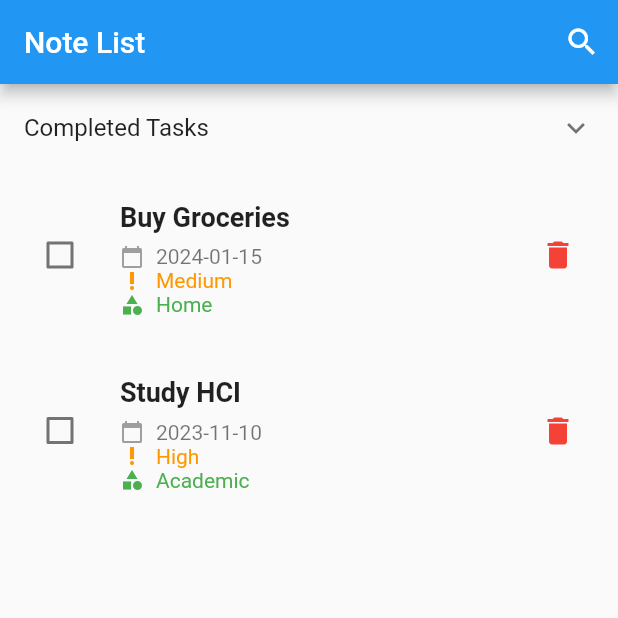
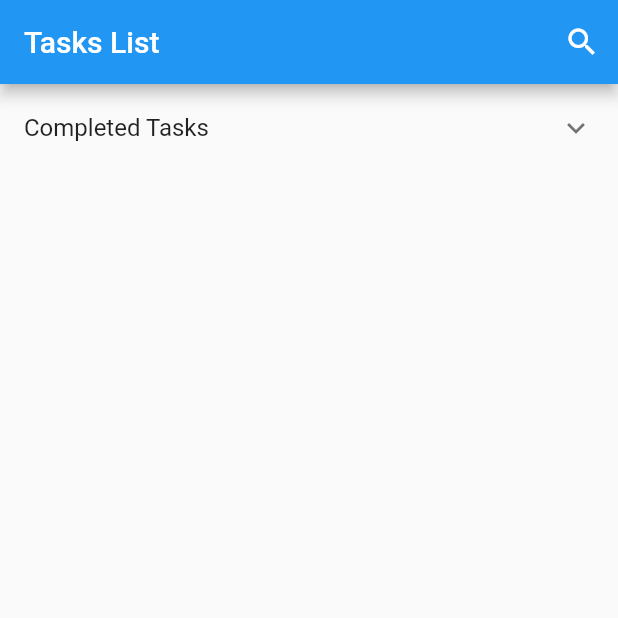
Before and after one commit to mudheerakariyawasam/to-do-app, a Flutter app: the TaskListScreen screen opened directly, on a phone screen of 412 x 824 dp, the top half of it. Run offline on Flutter 3.47's test engine with Material 2 defaults, Android fonts, the phone set to English and light mode, and no system bars; our stand-ins replace animate_do, cloud_firestore, firebase_auth, firebase_core, flutter_local_notifications, fluttericon and 1 more; accounts and stored records are empty.

Commit message:
show task list in new page

```diff
--- a/lib/models/task.dart
+++ b/lib/models/task.dart
@@ -3,6 +3,7 @@ import 'package:to_do_app/services/database_service.dart';
 
 class TaskModel {
   String userId = '';
+  String id = '';
   String title;
   String description;
   List<String> tags = [];
@@ -22,13 +23,6 @@ class TaskModel {
     required this.category,
     required this.priority,
     required this.isCompleted,
-  });
-
-  TaskModel.forTest({
-    required this.title,
-    required this.description,
-    required this.priority,
-    required this.dueDate,
   });
 
   TaskModel.fromJson(Map<String, dynamic> json)
@@ -73,4 +67,9 @@ class TaskModel {
     return _db.readById(collection, id).map((snapshot) =>
         TaskModel.fromJson(snapshot.data() as Map<String, dynamic>));
   }
+
+  // mark task as completed in database
+  Future<void> markAsCompleted(String id) async {
+    await _db.update(collection, id, {'isCompleted': true});
+  }
 }
--- a/lib/pages/managetasks_page.dart
+++ b/lib/pages/managetasks_page.dart
@@ -1,5 +1,8 @@
+import 'dart:async';
+
+import 'package:cloud_firestore/cloud_firestore.dart';
 import 'package:flutter/material.dart';
-import '../models/note.dart';
+import 'package:to_do_app/models/task.dart';
 
 void main() {
   runApp(MaterialApp(
@@ -12,10 +15,10 @@ class TaskListScreen extends StatelessWidget {
   Widget build(BuildContext context) {
     return Scaffold(
       appBar: AppBar(
-        title: Text('Note List'),
+        title: const Text('Tasks List'),
         actions: <Widget>[
           IconButton(
-            icon: Icon(Icons.search),
+            icon: const Icon(Icons.search),
             onPressed: () {
               showSearch(context: context, delegate: NoteSearchDelegate());
             },
@@ -32,7 +35,7 @@ class NoteSearchDelegate extends SearchDelegate<String> {
   List<Widget> buildActions(BuildContext context) {
     return [
       IconButton(
-        icon: Icon(Icons.clear),
+        icon: const Icon(Icons.clear),
         onPressed: () {
           query = '';
         },
@@ -43,7 +46,7 @@ class NoteSearchDelegate extends SearchDelegate<String> {
   @override
   Widget buildLeading(BuildContext context) {
     return IconButton(
-      icon: Icon(Icons.arrow_back),
+      icon: const Icon(Icons.arrow_back),
       onPressed: () {
         close(context, '');
       },
@@ -61,7 +64,7 @@ class NoteSearchDelegate extends SearchDelegate<String> {
   @override
   Widget buildSuggestions(BuildContext context) {
     // Implement your search suggestions logic and return the suggestions as widgets here
-    return Center(
+    return const Center(
       child: Text('Start typing to search'),
     );
   }
@@ -73,8 +76,13 @@ class NoteListView extends StatefulWidget {
 }
 
 class _NoteListViewState extends State<NoteListView> {
-  List<bool> _completedTasks =
-      List.generate(sampleNotes.length, (index) => false);
+  // final List<bool> _completedTasks =
+  //     List.generate(sampleNotes.length, (index) => false);
+  List<bool> _completedTasks = [];
+  List<TaskModel> allTasks = [];
+
+  List<Widget> completedTasksWidgets = [];
+  List<Widget> activeTasksWidgets = [];
 
   String _getPriorityText(int priority) {
     switch (priority) {
@@ -89,8 +97,31 @@ class _NoteListViewState extends State<NoteListView> {
     }
   }
 
-  void _editNote(BuildContext context, Note note) {
-    // Add your edit note logic here
+  void getTasks() async {
+    debugPrint('getting tasks');
+    Stream<QuerySnapshot<Map<String, dynamic>>> snapshot = TaskModel.readAll();
+
+    snapshot.listen((QuerySnapshot<Map<String, dynamic>> snapshot) {
+      List<Map<String, dynamic>> documents =
+          snapshot.docs.map((document) => document.data()).toList();
+      debugPrint('documents: $documents');
+      try {
+        List<TaskModel> tasks =
+            documents.map((document) => TaskModel.fromJson(document)).toList();
+
+        setState(() {
+          // if task.isCompleted is true, add true to _completedTasks. otherwise, add false
+          _completedTasks = tasks.map((task) => task.isCompleted).toList();
+          allTasks = tasks;
+        });
+      } catch (e) {
+        debugPrint('error in getting tasks $e');
+      }
+    });
+  }
+
+  void _editNote(BuildContext context, TaskModel task) {
+    // edit task logic
   }
 
   void _deleteNoteConfirmation(BuildContext context, int index) {
@@ -98,25 +129,25 @@ class _NoteListViewState extends State<NoteListView> {
       context: context,
       builder: (BuildContext context) {
         return AlertDialog(
-          title: Text('Delete Task?'),
-          content: Text('Are you sure you want to delete this task?'),
+          title: const Text('Delete Task?'),
+          content: const Text('Are you sure you want to delete this task?'),
           actions: <Widget>[
             TextButton(
               onPressed: () {
                 Navigator.of(context).pop();
               },
-              child: Text('Cancel'),
+              child: const Text('Cancel'),
             ),
             TextButton(
               onPressed: () {
                 setState(() {
                   // Remove the task from the list
-                  sampleNotes.removeAt(index);
+                  allTasks.removeAt(index);
                   _completedTasks.removeAt(index);
                 });
                 Navigator.of(context).pop();
               },
-              child: Text(
+              child: const Text(
                 'Delete',
                 style: TextStyle(color: Colors.red),
               ),
@@ -128,17 +159,22 @@ class _NoteListViewState extends State<NoteListView> {
   }
 
   @override
+  void initState() {
+    super.initState();
+    getTasks();
+  }
+
+  @override
   Widget build(BuildContext context) {
-    List<Widget> completedTasksWidgets = [];
-    List<Widget> activeTasksWidgets = [];
-
-    for (int index = 0; index < sampleNotes.length; index++) {
+    completedTasksWidgets.clear();
+    activeTasksWidgets.clear();
+    for (int index = 0; index < allTasks.length; index++) {
       if (_completedTasks[index]) {
         completedTasksWidgets.add(ListTile(
-          contentPadding: EdgeInsets.all(16),
+          contentPadding: const EdgeInsets.all(16),
           title: Text(
-            sampleNotes[index].title,
-            style: TextStyle(
+            allTasks[index].title,
+            style: const TextStyle(
               fontSize: 18,
               fontWeight: FontWeight.bold,
               color: Colors.grey, // Grey out completed tasks
@@ -148,50 +184,50 @@ class _NoteListViewState extends State<NoteListView> {
           subtitle: Column(
             crossAxisAlignment: CrossAxisAlignment.start,
             children: <Widget>[
-              SizedBox(height: 8),
+              const SizedBox(height: 8),
               Row(
                 children: [
-                  Icon(
+                  const Icon(
                     Icons.calendar_today,
                     size: 16,
                     color: Colors.grey,
                   ),
-                  SizedBox(width: 8),
-                  Text(sampleNotes[index].dueDate),
+                  const SizedBox(width: 8),
+                  Text(allTasks[index].dueDate),
                 ],
               ),
               Row(
                 children: [
-                  Icon(
+                  const Icon(
                     Icons.priority_high,
                     size: 16,
                     color: Colors.orange,
                   ),
-                  SizedBox(width: 8),
+                  const SizedBox(width: 8),
                   Text(
-                    '${_getPriorityText(sampleNotes[index].priority)}',
-                    style: TextStyle(color: Colors.orange),
+                    _getPriorityText(allTasks[index].priority),
+                    style: const TextStyle(color: Colors.orange),
                   ),
                 ],
               ),
               Row(
                 children: [
-                  Icon(
+                  const Icon(
                     Icons.category,
                     size: 16,
                     color: Colors.green,
                   ),
-                  SizedBox(width: 8),
+                  const SizedBox(width: 8),
                   Text(
-                    '${sampleNotes[index].category}',
-                    style: TextStyle(color: Colors.green),
+                    allTasks[index].category,
+                    style: const TextStyle(color: Colors.green),
                   ),
                 ],
               ),
             ],
           ),
           trailing: IconButton(
-            icon: Icon(Icons.delete, color: Colors.red),
+            icon: const Icon(Icons.delete, color: Colors.red),
             onPressed: () {
               _deleteNoteConfirmation(context, index);
             },
@@ -199,7 +235,7 @@ class _NoteListViewState extends State<NoteListView> {
         ));
       } else {
         activeTasksWidgets.add(ListTile(
-          contentPadding: EdgeInsets.all(16),
+          contentPadding: const EdgeInsets.all(16),
           leading: Checkbox(
             value: _completedTasks[index],
             onChanged: (value) {
@@ -209,8 +245,8 @@ class _NoteListViewState extends State<NoteListView> {
             },
           ),
           title: Text(
-            sampleNotes[index].title,
-            style: TextStyle(
+            allTasks[index].title,
+            style: const TextStyle(
               fontSize: 18,
               fontWeight: FontWeight.bold,
             ),
@@ -218,50 +254,50 @@ class _NoteListViewState extends State<NoteListView> {
           subtitle: Column(
             crossAxisAlignment: CrossAxisAlignment.start,
             children: <Widget>[
-              SizedBox(height: 8),
+              const SizedBox(height: 8),
               Row(
                 children: [
-                  Icon(
+                  const Icon(
                     Icons.calendar_today,
                     size: 16,
                     color: Colors.grey,
                   ),
-                  SizedBox(width: 8),
-                  Text(sampleNotes[index].dueDate),
+                  const SizedBox(width: 8),
+                  Text(allTasks[index].dueDate),
                 ],
               ),
               Row(
                 children: [
-                  Icon(
+                  const Icon(
                     Icons.priority_high,
                     size: 16,
                     color: Colors.orange,
                   ),
-                  SizedBox(width: 8),
+                  const SizedBox(width: 8),
                   Text(
-                    '${_getPriorityText(sampleNotes[index].priority)}',
-                    style: TextStyle(color: Colors.orange),
+                    _getPriorityText(allTasks[index].priority),
+                    style: const TextStyle(color: Colors.orange),
                   ),
                 ],
               ),
               Row(
                 children: [
-                  Icon(
+                  const Icon(
                     Icons.category,
                     size: 16,
                     color: Colors.green,
                   ),
-                  SizedBox(width: 8),
+                  const SizedBox(width: 8),
                   Text(
-                    '${sampleNotes[index].category}',
-                    style: TextStyle(color: Colors.green),
+                    allTasks[index].category,
+                    style: const TextStyle(color: Colors.green),
                   ),
                 ],
               ),
             ],
           ),
           trailing: IconButton(
-            icon: Icon(Icons.delete, color: Colors.red),
+            icon: const Icon(Icons.delete, color: Colors.red),
             onPressed: () {
               _deleteNoteConfirmation(context, index);
             },
@@ -273,7 +309,7 @@ class _NoteListViewState extends State<NoteListView> {
     return ListView(
       children: [
         ExpansionTile(
-          title: Text('Completed Tasks'),
+          title: const Text('Completed Tasks'),
           children: completedTasksWidgets,
         ),
         ...activeTasksWidgets,
--- a/lib/pages/taskadd_page.dart
+++ b/lib/pages/taskadd_page.dart
@@ -36,25 +36,6 @@ class _TaskManagementAppState extends State<TaskManagementApp> {
       default:
         return 'Unknown';
     }
-  }
-
-  void getTasks() async {
-    Stream<QuerySnapshot<Map<String, dynamic>>> snapshot = TaskModel.readAll();
-    snapshot.listen((QuerySnapshot<Map<String, dynamic>> snapshot) {
-      List<Map<String, dynamic>> documents =
-          snapshot.docs.map((document) => document.data()).toList();
-
-      try {
-        List<TaskModel> tasks =
-            documents.map((document) => TaskModel.fromJson(document)).toList();
-
-        setState(() {
-          this.tasks = tasks;
-        });
-      } catch (e) {
-        debugPrint('error in getting tasks $e');
-      }
-    });
   }
 
   void addTask() {
@@ -115,7 +96,6 @@ class _TaskManagementAppState extends State<TaskManagementApp> {
   @override
   void initState() {
     super.initState();
-    getTasks();
   }
 
   @override
```
